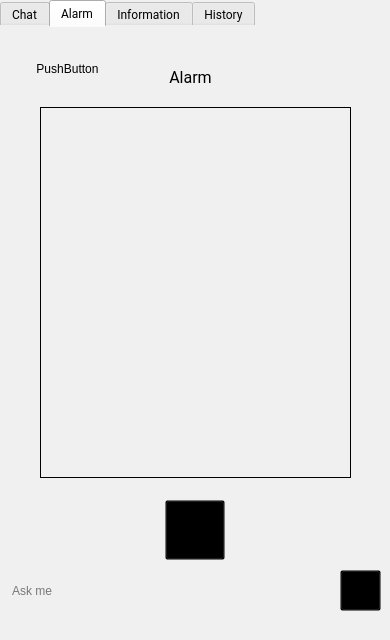
Qt form app.ui (fireflies1988/HealthcareVirtualAssistant) before a commit.
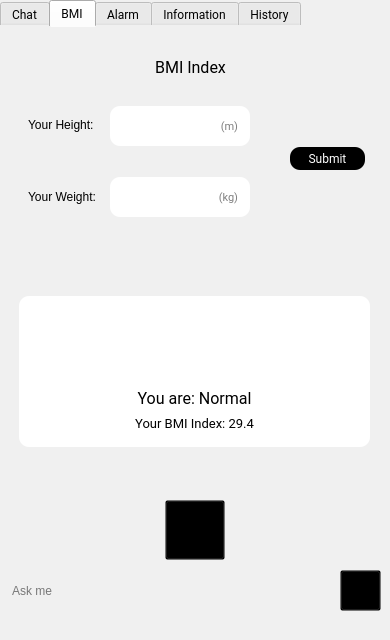
The same form after that commit. Icons and pictures are not drawn.

```diff
--- a/app.ui
+++ b/app.ui
@@ -437,6 +437,260 @@
       </property>
      </widget>
     </widget>
+    <widget class="QWidget" name="tab_4">
+     <attribute name="title">
+      <string>BMI</string>
+     </attribute>
+     <widget class="QLabel" name="label_12">
+      <property name="geometry">
+       <rect>
+        <x>28</x>
+        <y>90</y>
+        <width>71</width>
+        <height>16</height>
+       </rect>
+      </property>
+      <property name="text">
+       <string>Your Height:</string>
+      </property>
+     </widget>
+     <widget class="QLineEdit" name="edit_height">
+      <property name="geometry">
+       <rect>
+        <x>110</x>
+        <y>79</y>
+        <width>140</width>
+        <height>40</height>
+       </rect>
+      </property>
+      <property name="font">
+       <font>
+        <family>Roboto</family>
+        <pointsize>8</pointsize>
+       </font>
+      </property>
+      <property name="autoFillBackground">
+       <bool>false</bool>
+      </property>
+      <property name="styleSheet">
+       <string notr="true">border: none;
+background: #fff;
+border-radius: 10px;
+padding: 0 10px 0 10px</string>
+      </property>
+      <property name="text">
+       <string/>
+      </property>
+      <property name="frame">
+       <bool>true</bool>
+      </property>
+      <property name="echoMode">
+       <enum>QLineEdit::Normal</enum>
+      </property>
+      <property name="alignment">
+       <set>Qt::AlignRight|Qt::AlignTrailing|Qt::AlignVCenter</set>
+      </property>
+      <property name="dragEnabled">
+       <bool>false</bool>
+      </property>
+      <property name="readOnly">
+       <bool>false</bool>
+      </property>
+      <property name="placeholderText">
+       <string>(m)</string>
+      </property>
+      <property name="clearButtonEnabled">
+       <bool>false</bool>
+      </property>
+     </widget>
+     <widget class="QLabel" name="label_13">
+      <property name="geometry">
+       <rect>
+        <x>28</x>
+        <y>162</y>
+        <width>71</width>
+        <height>16</height>
+       </rect>
+      </property>
+      <property name="text">
+       <string>Your Weight:</string>
+      </property>
+     </widget>
+     <widget class="QLineEdit" name="edit_weight">
+      <property name="geometry">
+       <rect>
+        <x>110</x>
+        <y>150</y>
+        <width>140</width>
+        <height>40</height>
+       </rect>
+      </property>
+      <property name="font">
+       <font>
+        <family>Roboto</family>
+        <pointsize>8</pointsize>
+       </font>
+      </property>
+      <property name="autoFillBackground">
+       <bool>false</bool>
+      </property>
+      <property name="styleSheet">
+       <string notr="true">border: none;
+background: #fff;
+border-radius: 10px;
+padding: 0 10px 0 10px</string>
+      </property>
+      <property name="text">
+       <string/>
+      </property>
+      <property name="frame">
+       <bool>true</bool>
+      </property>
+      <property name="echoMode">
+       <enum>QLineEdit::Normal</enum>
+      </property>
+      <property name="alignment">
+       <set>Qt::AlignRight|Qt::AlignTrailing|Qt::AlignVCenter</set>
+      </property>
+      <property name="dragEnabled">
+       <bool>false</bool>
+      </property>
+      <property name="readOnly">
+       <bool>false</bool>
+      </property>
+      <property name="placeholderText">
+       <string>(kg)</string>
+      </property>
+      <property name="clearButtonEnabled">
+       <bool>false</bool>
+      </property>
+     </widget>
+     <widget class="QLabel" name="label_3">
+      <property name="geometry">
+       <rect>
+        <x>150</x>
+        <y>30</y>
+        <width>81</width>
+        <height>21</height>
+       </rect>
+      </property>
+      <property name="font">
+       <font>
+        <family>Roboto</family>
+        <pointsize>12</pointsize>
+       </font>
+      </property>
+      <property name="styleSheet">
+       <string notr="true">size: 16px;</string>
+      </property>
+      <property name="text">
+       <string>BMI Index</string>
+      </property>
+      <property name="alignment">
+       <set>Qt::AlignCenter</set>
+      </property>
+     </widget>
+     <widget class="QPushButton" name="btn_submit">
+      <property name="geometry">
+       <rect>
+        <x>290</x>
+        <y>120</y>
+        <width>75</width>
+        <height>23</height>
+       </rect>
+      </property>
+      <property name="font">
+       <font>
+        <family>Roboto</family>
+       </font>
+      </property>
+      <property name="styleSheet">
+       <string notr="true">background: #000;
+color: #fff;
+border: none;
+border-radius: 10px</string>
+      </property>
+      <property name="text">
+       <string>Submit</string>
+      </property>
+     </widget>
+     <widget class="QWidget" name="widget" native="true">
+      <property name="geometry">
+       <rect>
+        <x>19</x>
+        <y>269</y>
+        <width>351</width>
+        <height>151</height>
+       </rect>
+      </property>
+      <property name="styleSheet">
+       <string notr="true">border: none;
+background: #fff;
+border-radius: 10px;
+padding: 0 10px 0 10px</string>
+      </property>
+      <widget class="QLabel" name="label_bmi_index">
+       <property name="geometry">
+        <rect>
+         <x>0</x>
+         <y>117</y>
+         <width>351</width>
+         <height>20</height>
+        </rect>
+       </property>
+       <property name="font">
+        <font>
+         <family>Roboto</family>
+         <pointsize>10</pointsize>
+        </font>
+       </property>
+       <property name="text">
+        <string>Your BMI Index: 29.4</string>
+       </property>
+       <property name="alignment">
+        <set>Qt::AlignCenter</set>
+       </property>
+      </widget>
+      <widget class="QLabel" name="label_15">
+       <property name="geometry">
+        <rect>
+         <x>130</x>
+         <y>15</y>
+         <width>91</width>
+         <height>71</height>
+        </rect>
+       </property>
+       <property name="text">
+        <string/>
+       </property>
+       <property name="pixmap">
+        <pixmap>icon/healthy.png</pixmap>
+       </property>
+      </widget>
+      <widget class="QLabel" name="label_status">
+       <property name="geometry">
+        <rect>
+         <x>0</x>
+         <y>92</y>
+         <width>351</width>
+         <height>20</height>
+        </rect>
+       </property>
+       <property name="font">
+        <font>
+         <family>Roboto</family>
+         <pointsize>12</pointsize>
+        </font>
+       </property>
+       <property name="text">
+        <string>You are: Normal</string>
+       </property>
+       <property name="alignment">
+        <set>Qt::AlignCenter</set>
+       </property>
+      </widget>
+     </widget>
+    </widget>
     <widget class="QWidget" name="tab_2">
      <attribute name="title">
       <string>Alarm</string>
@@ -523,7 +777,7 @@
        </rect>
       </property>
       <property name="text">
-       <string>PushButton</string>
+       <string>Stop All</string>
       </property>
      </widget>
     </widget>
```
Left out of the diff: 4 changed lines with no effect on the pictures.
